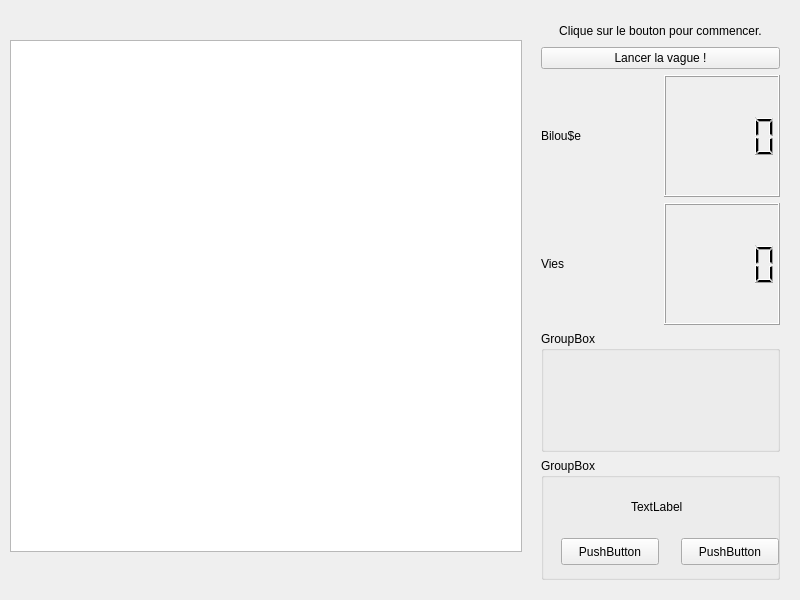
This is mainwindow.ui in khamidou/Bug_Attack as Qt 5 draws it before an edit. The edited form follows.
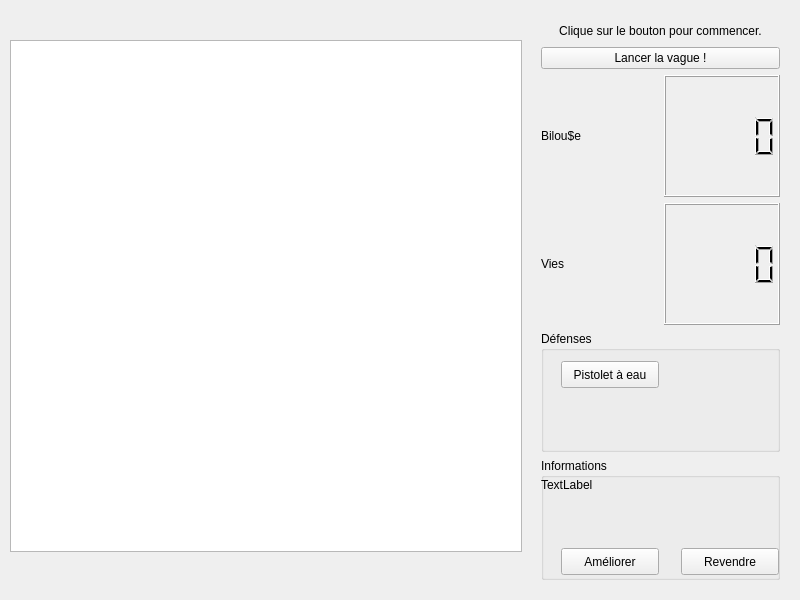
This is the edited form.

Commit message: New gui element and beginning of the turret upgrade module. (also found a bug with right click : turrets placed with right click don't search any target in the current enemy list)

Diff of the .ui file:
```diff
--- a/mainwindow.ui
+++ b/mainwindow.ui
@@ -117,8 +117,21 @@
      <item>
       <widget class="QGroupBox" name="groupBox">
        <property name="title">
-        <string>GroupBox</string>
+        <string>Défenses</string>
        </property>
+       <widget class="QPushButton" name="turretButton_PistoletAEau">
+        <property name="geometry">
+         <rect>
+          <x>20</x>
+          <y>30</y>
+          <width>98</width>
+          <height>27</height>
+         </rect>
+        </property>
+        <property name="text">
+         <string>Pistolet à eau</string>
+        </property>
+       </widget>
       </widget>
      </item>
      <item>
@@ -127,7 +140,7 @@
         <bool>true</bool>
        </property>
        <property name="title">
-        <string>GroupBox</string>
+        <string>Informations</string>
        </property>
        <property name="flat">
         <bool>false</bool>
@@ -135,40 +148,43 @@
        <widget class="QLabel" name="label_4">
         <property name="geometry">
          <rect>
-          <x>90</x>
-          <y>40</y>
-          <width>67</width>
-          <height>17</height>
+          <x>0</x>
+          <y>20</y>
+          <width>261</width>
+          <height>71</height>
          </rect>
         </property>
         <property name="text">
          <string>TextLabel</string>
         </property>
+        <property name="alignment">
+         <set>Qt::AlignLeading|Qt::AlignLeft|Qt::AlignTop</set>
+        </property>
        </widget>
        <widget class="QPushButton" name="pushButton_2">
         <property name="geometry">
          <rect>
           <x>20</x>
-          <y>80</y>
+          <y>90</y>
           <width>98</width>
           <height>27</height>
          </rect>
         </property>
         <property name="text">
-         <string>PushButton</string>
+         <string>Améliorer</string>
         </property>
        </widget>
        <widget class="QPushButton" name="pushButton_3">
         <property name="geometry">
          <rect>
           <x>140</x>
-          <y>80</y>
+          <y>90</y>
           <width>98</width>
           <height>27</height>
          </rect>
         </property>
         <property name="text">
-         <string>PushButton</string>
+         <string>Revendre</string>
         </property>
        </widget>
       </widget>
```
Left out of the diff: 6 changed lines with no effect on the pictures. The commit also changes 9 other files.
